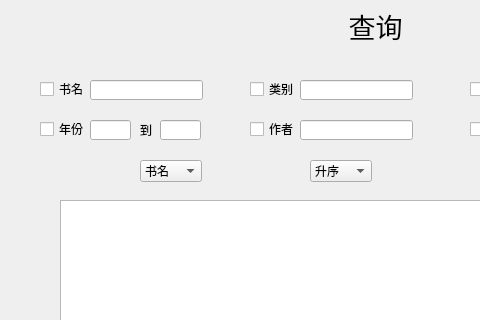
The window that qbook.ui (birchtree2/lib-manage-QT) describes before a commit, drawn with Qt 5; both pictures show x 0 to 480 and y 0 to 320 of the 800 by 600 pixel window.
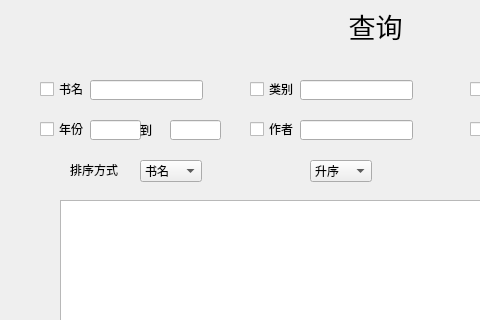
The same window after the commit.

Commit message: 修复了无法排序的问题

```diff
--- a/qbook.ui
+++ b/qbook.ui
@@ -122,7 +122,7 @@
      <rect>
       <x>90</x>
       <y>120</y>
-      <width>41</width>
+      <width>51</width>
       <height>20</height>
      </rect>
     </property>
@@ -143,9 +143,9 @@
    <widget class="QLineEdit" name="year2">
     <property name="geometry">
      <rect>
-      <x>160</x>
+      <x>170</x>
       <y>120</y>
-      <width>41</width>
+      <width>51</width>
       <height>20</height>
      </rect>
     </property>
@@ -321,6 +321,19 @@
      <string>价格可使用2位小数</string>
     </property>
    </widget>
+   <widget class="QLabel" name="label_5">
+    <property name="geometry">
+     <rect>
+      <x>70</x>
+      <y>160</y>
+      <width>51</width>
+      <height>20</height>
+     </rect>
+    </property>
+    <property name="text">
+     <string>排序方式</string>
+    </property>
+   </widget>
   </widget>
   <widget class="QMenuBar" name="menubar">
    <property name="geometry">
```
The commit also changes 2 other files.
